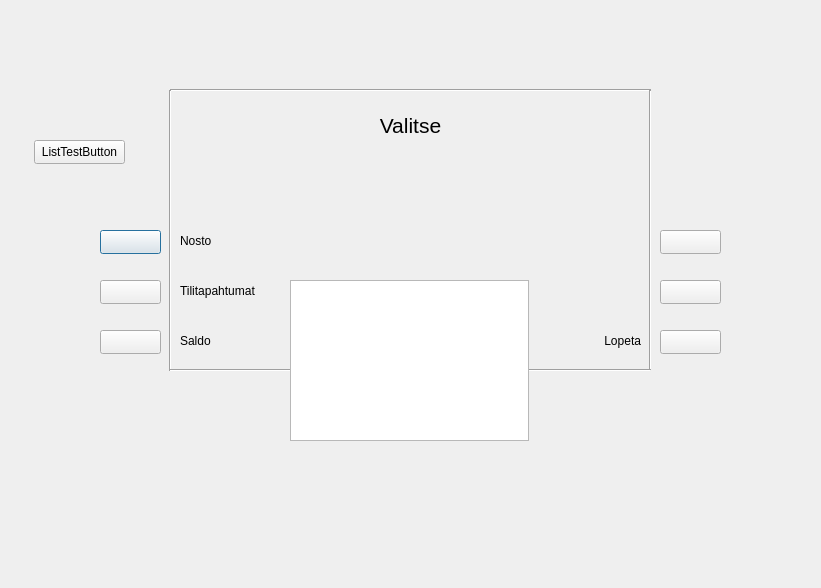
This is bank-automat/bankwindow.ui in darkkeri/Bank-automat as Qt 5 draws it before an edit. The edited form follows.
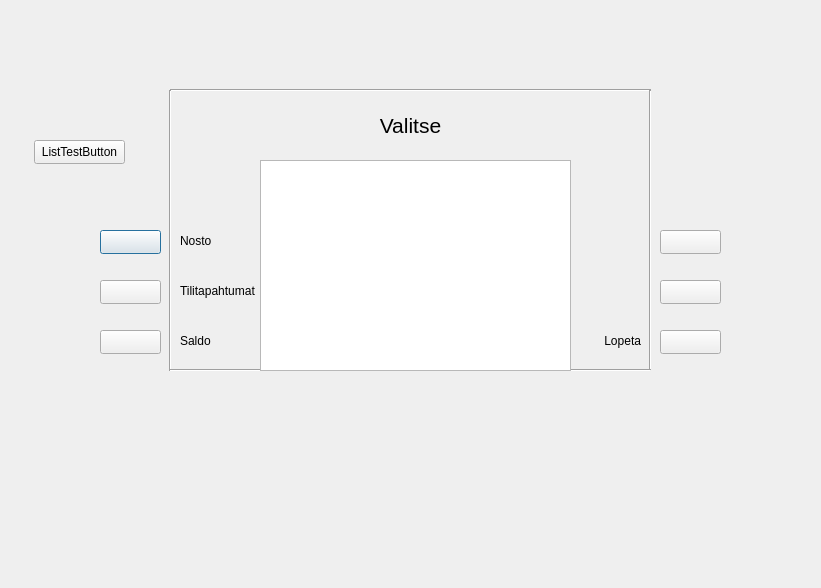
This is the edited form.

Commit message: Logs are now shown correctly on the bankview UI

Patch:
```diff
--- a/bank-automat/bankwindow.ui
+++ b/bank-automat/bankwindow.ui
@@ -298,16 +298,6 @@
     <enum>Qt::Horizontal</enum>
    </property>
   </widget>
-  <widget class="QTableView" name="logsTableView">
-   <property name="geometry">
-    <rect>
-     <x>290</x>
-     <y>280</y>
-     <width>239</width>
-     <height>161</height>
-    </rect>
-   </property>
-  </widget>
   <widget class="QPushButton" name="pushButton">
    <property name="geometry">
     <rect>
@@ -321,6 +311,16 @@
     <string>ListTestButton</string>
    </property>
   </widget>
+  <widget class="QTableView" name="logsTableView">
+   <property name="geometry">
+    <rect>
+     <x>260</x>
+     <y>160</y>
+     <width>311</width>
+     <height>211</height>
+    </rect>
+   </property>
+  </widget>
  </widget>
  <resources/>
  <connections/>
```
The commit also changes 2 other files.
